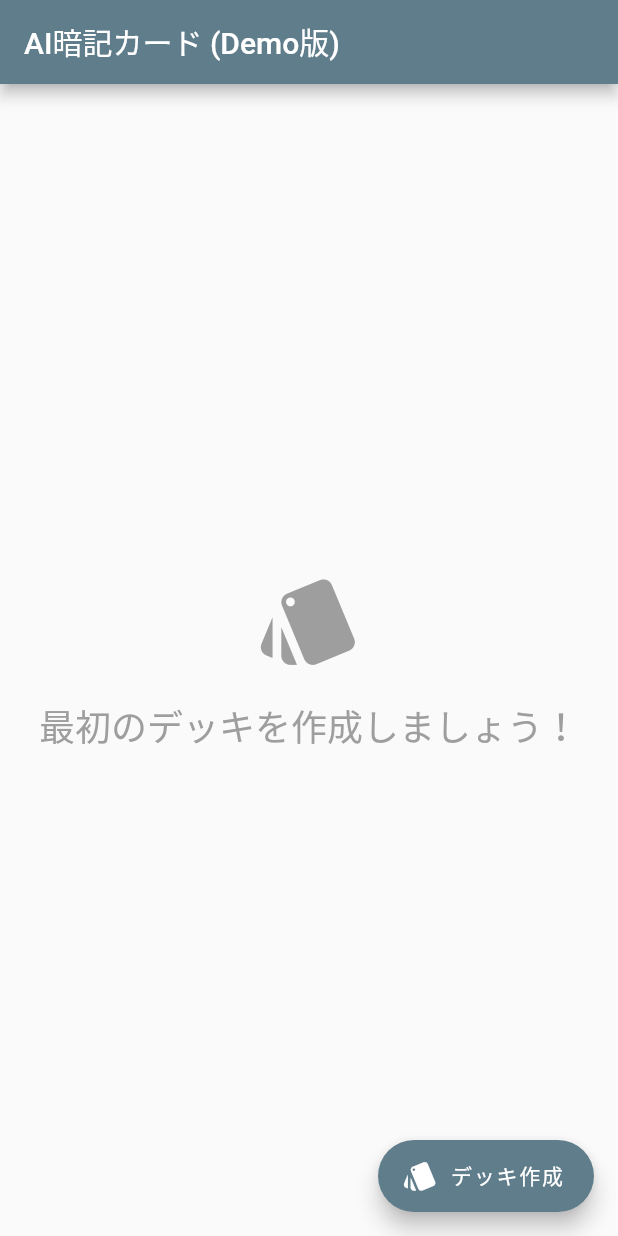
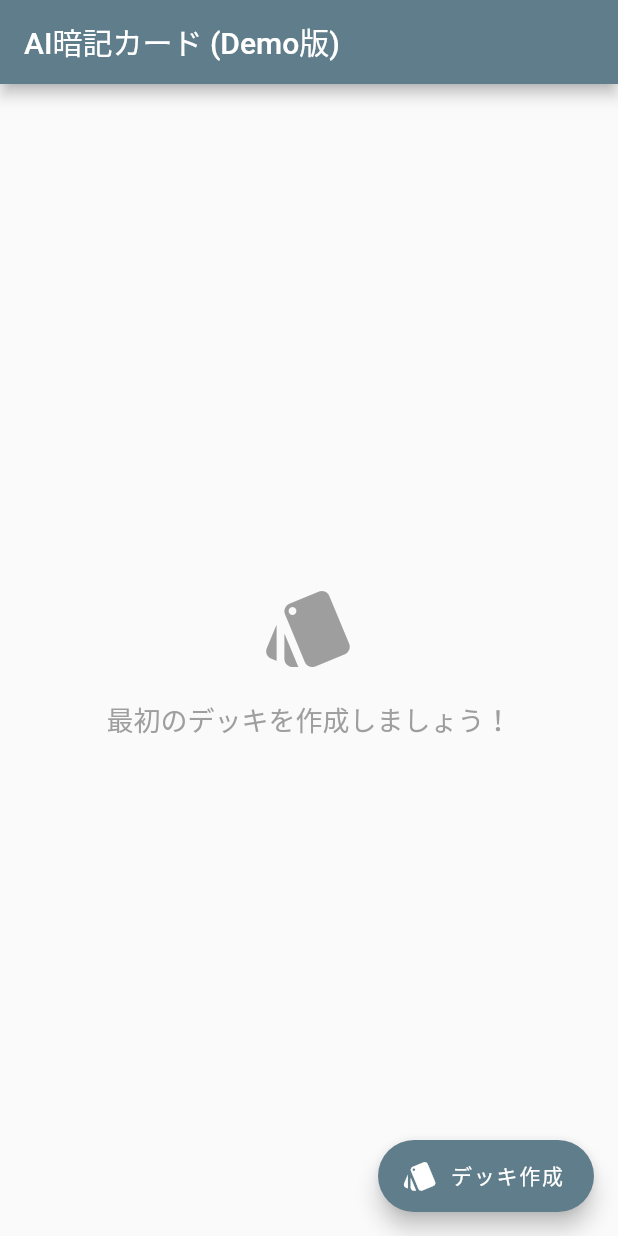
Before and after one commit to kou72/ai_flash_card, a Flutter app: the screen it shows after launch, on a phone screen of 412 x 824 dp. Run offline on Flutter 3.47's test engine with Material 2 defaults, Android fonts, the phone set to English and light mode, and no system bars; our stand-ins replace cloud_firestore, drift, file_picker, firebase_analytics, firebase_core, hooks_riverpod and 1 more; missing offline and left inert: pdfx; accounts and stored records are empty; generated files the repository leaves out were written again.

Commit message:
カードリストビューとデッキリストビューのフォントサイズとアイコンサイズを変更
card_list_view.dart
- フォントサイズを24.0から18.0に変更
- アイコンサイズを72.0から64.0に変更

deck_list_view.dart
- アイコンサイズを72.0から64.0に変更
- フォントサイズを24.0から18.0に変更

```diff
--- a/lib/card_list_view.dart
+++ b/lib/card_list_view.dart
@@ -63,12 +63,12 @@ class CardListViewState extends ConsumerState<CardListView> {
   Widget _noCardsText() {
     const textStyle = TextStyle(
       color: Colors.grey,
-      fontSize: 24.0,
+      fontSize: 18.0,
     );
     return const Column(
       mainAxisAlignment: MainAxisAlignment.center,
       children: [
-        Icon(Icons.sell, color: Colors.grey, size: 72.0),
+        Icon(Icons.sell, color: Colors.grey, size: 64.0),
         SizedBox(height: 16.0),
         Text('画像からカードを生成してみましょう！', style: textStyle),
         Text('文字を抽出して暗記カードに変換します', style: textStyle),
--- a/lib/deck_list_view.dart
+++ b/lib/deck_list_view.dart
@@ -51,14 +51,14 @@ class DeckListViewState extends ConsumerState<DeckListView> {
         Icon(
           Icons.style,
           color: Colors.grey,
-          size: 72.0,
+          size: 64.0,
         ),
         SizedBox(height: 16.0),
         Text(
           '最初のデッキを作成しましょう！',
           style: TextStyle(
             color: Colors.grey,
-            fontSize: 24.0,
+            fontSize: 18.0,
           ),
         ),
       ],
```
